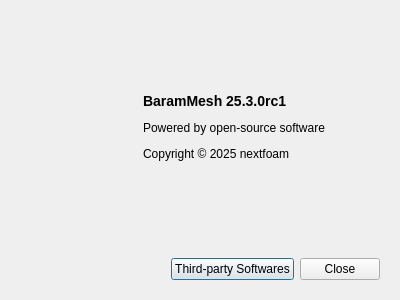
Qt form baramMesh/view/menu/help/about_dialog.ui (nextfoam/baram) before a commit.
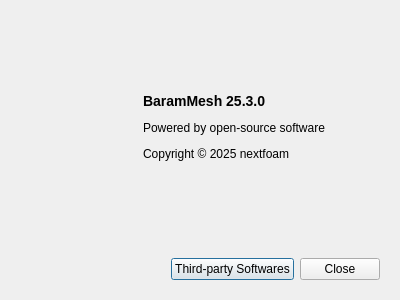
The same form after that commit.

Diff of the .ui file:
```diff
--- a/baramMesh/view/menu/help/about_dialog.ui
+++ b/baramMesh/view/menu/help/about_dialog.ui
@@ -90,7 +90,7 @@
          </sizepolicy>
         </property>
         <property name="text">
-         <string>&lt;p&gt;&lt;b&gt;&lt;font size=&quot;4&quot;&gt;BaramMesh 25.3.0rc1&lt;/font&gt;&lt;/b&gt;&lt;/p&gt;
+         <string>&lt;p&gt;&lt;b&gt;&lt;font size=&quot;4&quot;&gt;BaramMesh 25.3.0&lt;/font&gt;&lt;/b&gt;&lt;/p&gt;
 
 &lt;p&gt;Powered by open-source software&lt;/p&gt;
 
```
